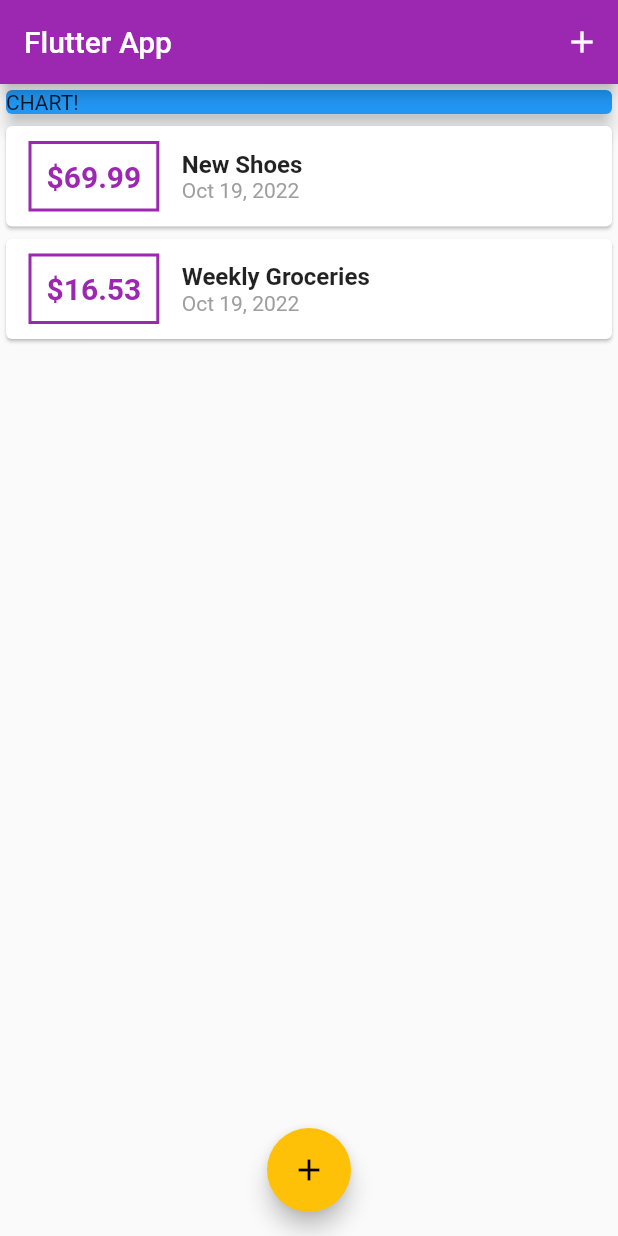
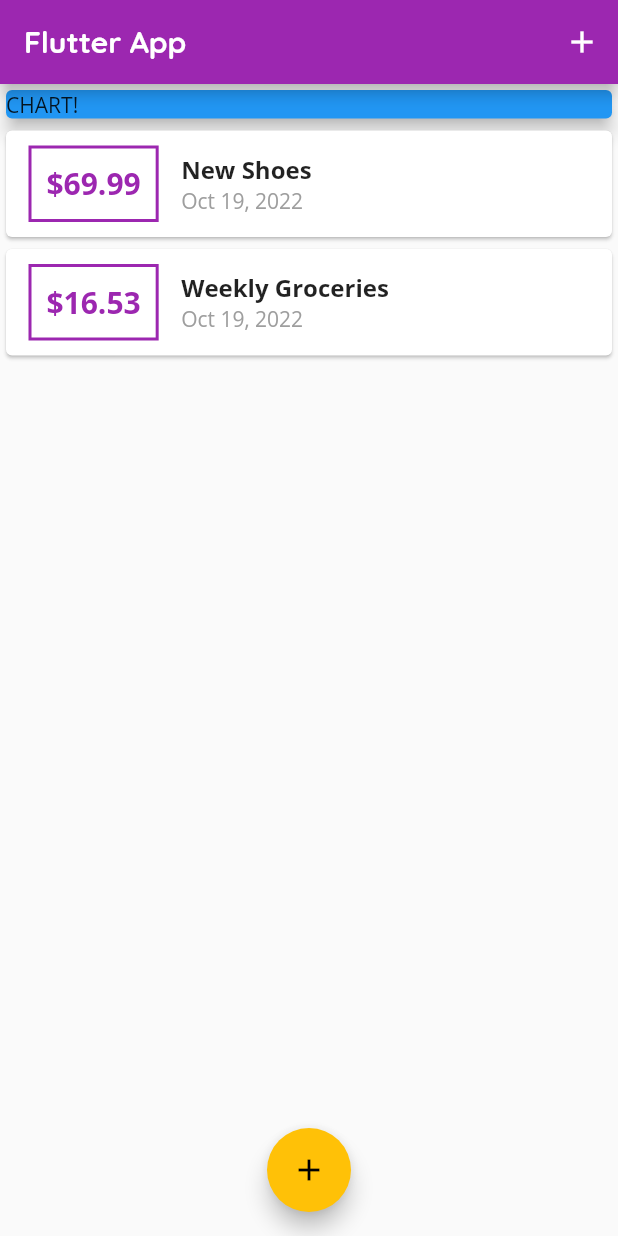
Before and after one commit to OsamaAlmamri/personal_expenses_app, a Flutter app: the screen it shows after launch, on a phone screen of 412 x 824 dp. Run offline on Flutter 3.47's test engine with Material 2 defaults, Android fonts, the phone set to English and light mode, and no system bars.

Commit message:
custom fonts

```diff
--- a/lib/main.dart
+++ b/lib/main.dart
@@ -14,6 +14,12 @@ class MyApp extends StatelessWidget {
       theme: ThemeData(
         primarySwatch: Colors.purple,
         accentColor: Colors.amber,
+        fontFamily: 'OpenSans',
+        // appBarTheme: AppBarTheme(
+        //   textTheme: ThemeData.light().copyWith(
+        //     title: TextStyle(fontFamily: 'Quicksand')
+        //   );
+        // )
 
       ),
       home: MyHomePage(),
@@ -86,7 +92,7 @@ class _MyHomePageState extends State<MyHomePage> {
   Widget build(BuildContext context) {
     return Scaffold(
       appBar: AppBar(
-        title: Text('Flutter App'),
+        title: Text('Flutter App',style: TextStyle(fontFamily: 'Quicksand',fontWeight: FontWeight.bold,fontSize: 20),),
         actions: <Widget>[
           IconButton(
             icon: Icon(Icons.add),
```
Also changed, not shown: pubspec.yaml (+28 -8 lines), assets/fonts/OpenSans-Bold.ttf (added), assets/fonts/OpenSans-Regular.ttf (added), assets/fonts/Quicksand-Bold.ttf (added), assets/fonts/Quicksand-Light.ttf (added), assets/fonts/Quicksand-Medium.ttf (added), assets/fonts/Quicksand-Regular.ttf (added), assets/fonts/Roboto-Bold.ttf (added), assets/fonts/Roboto-Medium.ttf (added), assets/fonts/Roboto-Regular.ttf (added), assets/fonts/WorkSans-Bold.ttf (added), assets/fonts/WorkSans-Medium.ttf (added), assets/fonts/WorkSans-Regular.ttf (added), assets/fonts/WorkSans-SemiBold.ttf (added).
